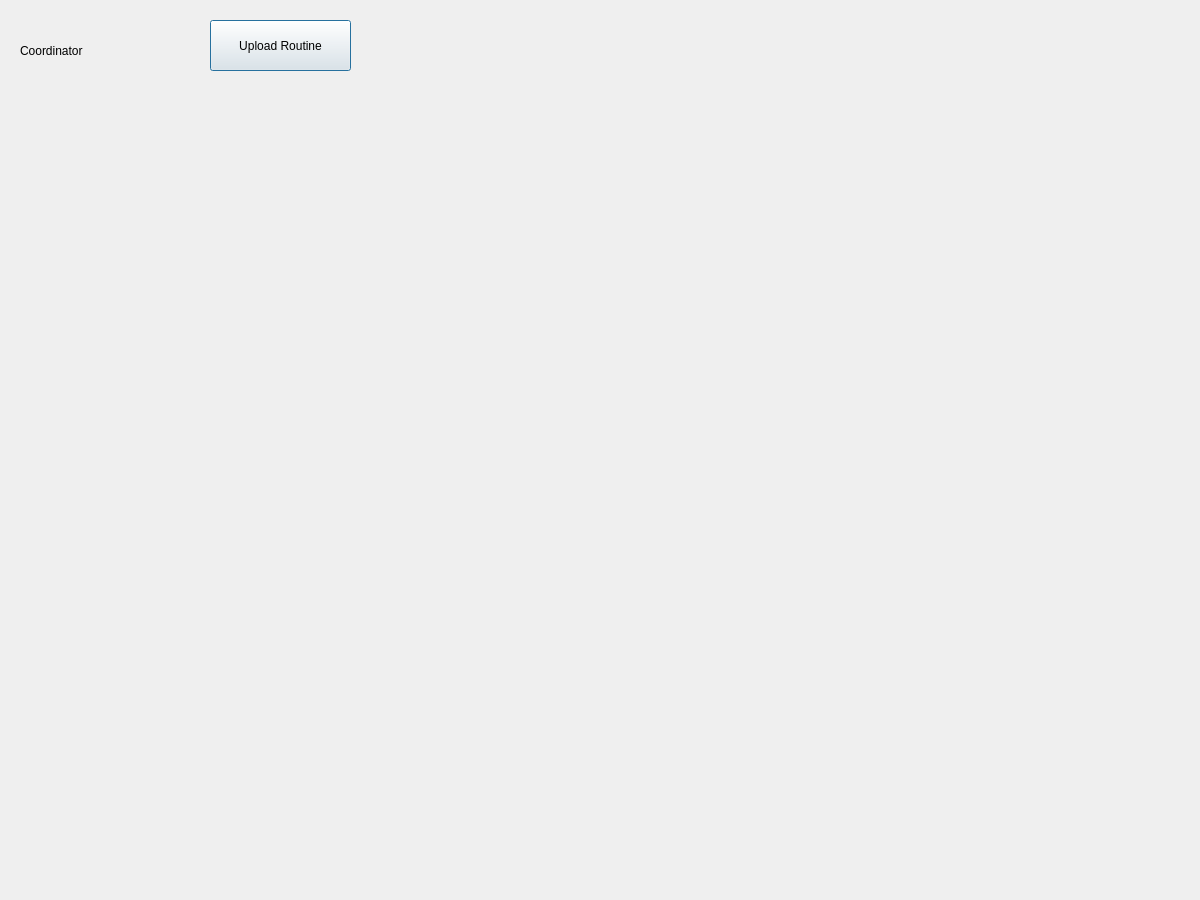
First picture: the form in coordinatordash.ui, repository prazzx/Kakshya, before the edit.
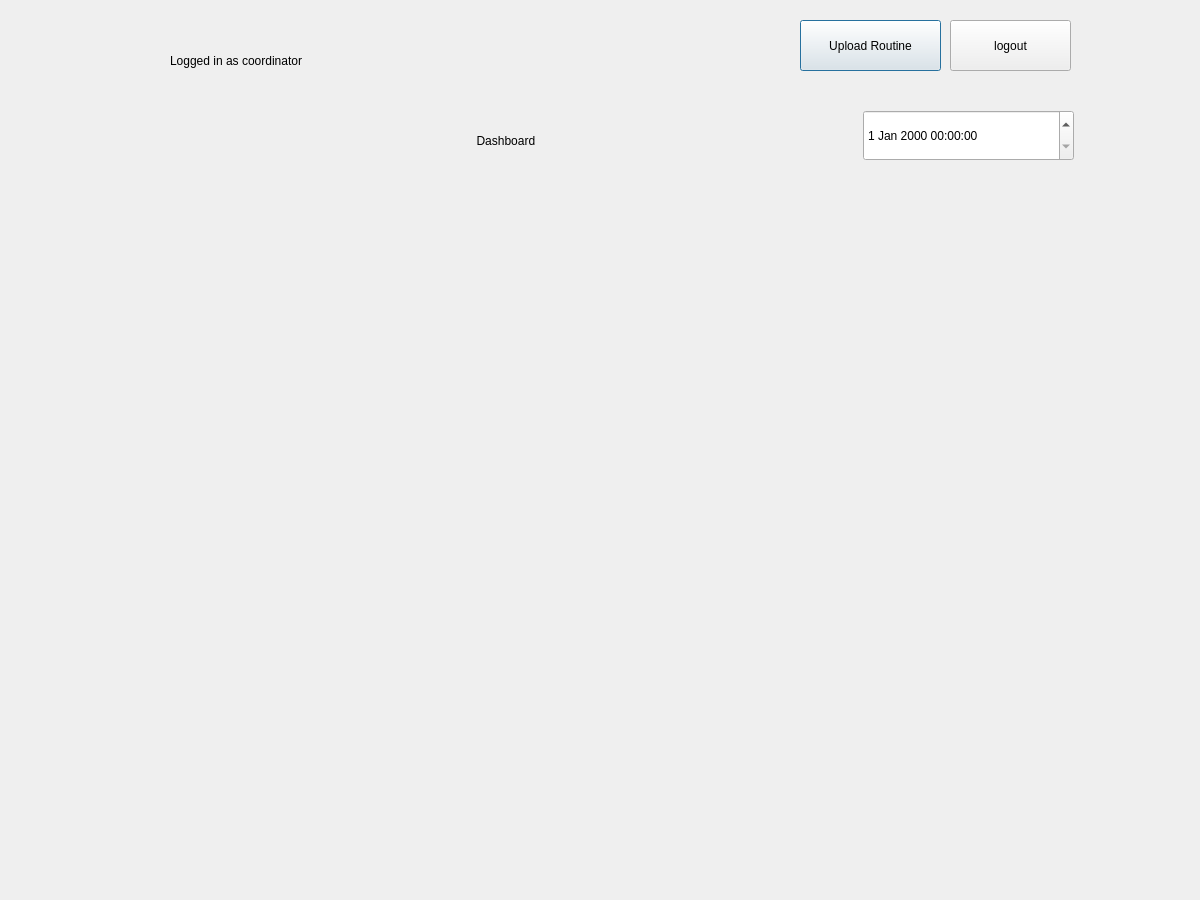
Second picture: the form after the edit.

Commit message: minor graphic changes and added logo in essential pages

What changed in the file:
```diff
--- a/coordinatordash.ui
+++ b/coordinatordash.ui
@@ -16,20 +16,20 @@
   <widget class="QLabel" name="label">
    <property name="geometry">
     <rect>
-     <x>20</x>
-     <y>10</y>
-     <width>171</width>
+     <x>170</x>
+     <y>20</y>
+     <width>221</width>
      <height>81</height>
     </rect>
    </property>
    <property name="text">
-    <string>Coordinator</string>
+    <string>Logged in as coordinator</string>
    </property>
   </widget>
   <widget class="QPushButton" name="pushButtonUpload">
    <property name="geometry">
     <rect>
-     <x>210</x>
+     <x>800</x>
      <y>20</y>
      <width>141</width>
      <height>51</height>
@@ -39,6 +39,55 @@
     <string>Upload Routine</string>
    </property>
   </widget>
+  <widget class="QPushButton" name="pushButton">
+   <property name="geometry">
+    <rect>
+     <x>950</x>
+     <y>20</y>
+     <width>121</width>
+     <height>51</height>
+    </rect>
+   </property>
+   <property name="text">
+    <string>logout</string>
+   </property>
+  </widget>
+  <widget class="QLabel" name="logo">
+   <property name="geometry">
+    <rect>
+     <x>20</x>
+     <y>20</y>
+     <width>141</width>
+     <height>91</height>
+    </rect>
+   </property>
+   <property name="text">
+    <string/>
+   </property>
+  </widget>
+  <widget class="QDateTimeEdit" name="dateTimeEdit">
+   <property name="geometry">
+    <rect>
+     <x>863</x>
+     <y>110</y>
+     <width>211</width>
+     <height>51</height>
+    </rect>
+   </property>
+  </widget>
+  <widget class="QLabel" name="label_2">
+   <property name="geometry">
+    <rect>
+     <x>380</x>
+     <y>110</y>
+     <width>321</width>
+     <height>61</height>
+    </rect>
+   </property>
+   <property name="text">
+    <string>                             Dashboard</string>
+   </property>
+  </widget>
  </widget>
  <resources/>
  <connections/>
```
The commit also changes 25 other files.
